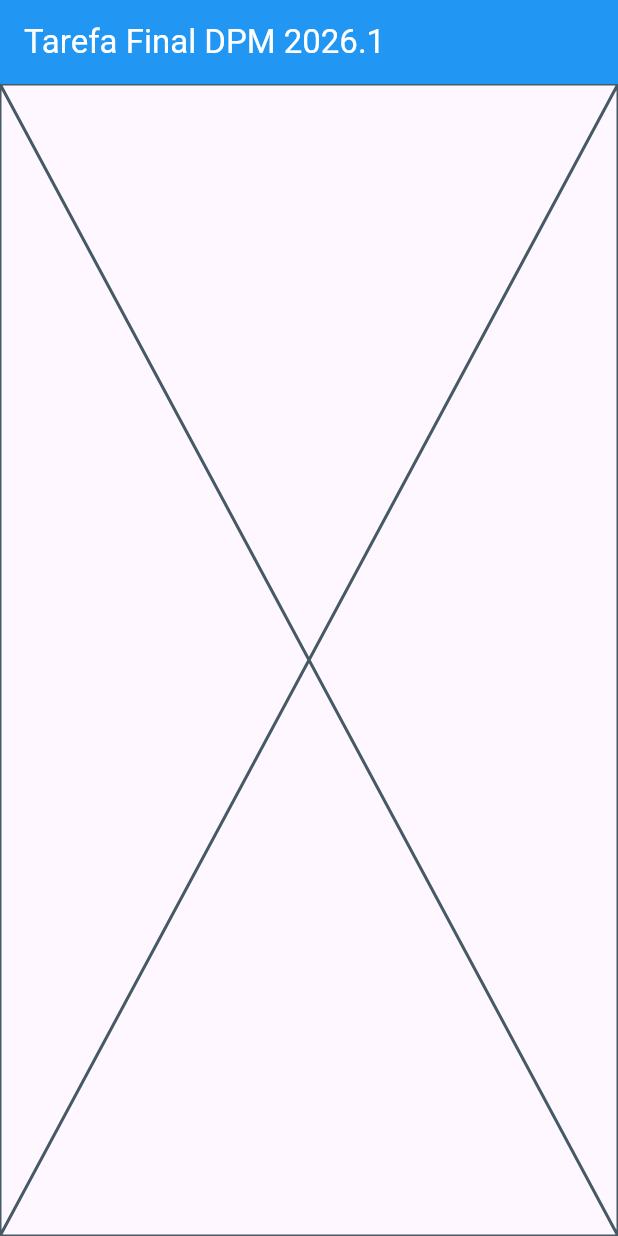
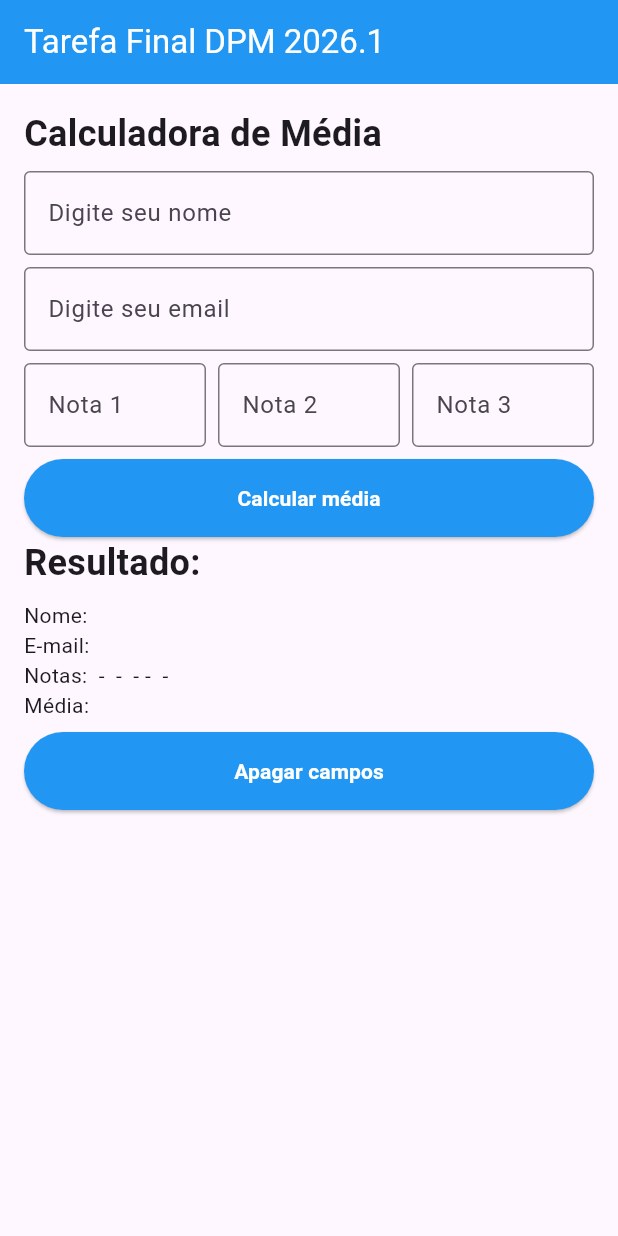
Before and after one commit to LucassSantoss/calc-media-app, a Flutter app: the screen it shows after launch, on a phone screen of 412 x 824 dp. Run offline on Flutter 3.47's test engine with Material 3 defaults, Android fonts, the phone set to English and light mode, and no system bars.

Commit message:
feat: implement calculate average form

```diff
--- a/lib/components/calcMediaForm.dart
+++ b/lib/components/calcMediaForm.dart
@@ -8,8 +8,196 @@ class CalcMediaForm extends StatefulWidget {
 }
 
 class _CalcMediaFormState extends State<CalcMediaForm> {
+  final _nameController = TextEditingController();
+  final _emailController = TextEditingController();
+  final _nota1Controller = TextEditingController();
+  final _nota2Controller = TextEditingController();
+  final _nota3Controller = TextEditingController();
+
+  String _resultNome = '';
+  String _resultEmail = '';
+  String _resultNota1 = '-';
+  String _resultNota2 = '-';
+  String _resultNota3 = '-';
+  double? _averageResult;
+
+  void _calculateAverage() {
+    setState(() {
+      _resultNome = _nameController.text;
+      _resultEmail = _emailController.text;
+
+      final n1 = double.tryParse(_nota1Controller.text) ?? 0;
+      final n2 = double.tryParse(_nota2Controller.text) ?? 0;
+      final n3 = double.tryParse(_nota3Controller.text) ?? 0;
+
+      _resultNota1 = n1.toString();
+      _resultNota2 = n2.toString();
+      _resultNota3 = n3.toString();
+      _averageResult = (n1 + n2 + n3) / 3;
+    });
+  }
+
+  void clearFields() {
+    setState(() {
+      _nameController.clear();
+      _emailController.clear();
+      _nota1Controller.clear();
+      _nota2Controller.clear();
+      _nota3Controller.clear();
+
+      _resultNome = '';
+      _resultEmail = '';
+      _resultNota1 = '-';
+      _resultNota2 = '-';
+      _resultNota3 = '-';
+      _averageResult = null;
+    });
+  }
+
+  @override
+  void dispose() {
+    _nameController.dispose();
+    _emailController.dispose();
+    _nota1Controller.dispose();
+    _nota2Controller.dispose();
+    _nota3Controller.dispose();
+    super.dispose();
+  }
+
   @override
   Widget build(BuildContext context) {
-    return const Placeholder();
+    return Container(
+      padding: EdgeInsets.all(16.0),
+      child: Column(
+        crossAxisAlignment: CrossAxisAlignment.start,
+        children: [
+          Title(titleText: 'Calculadora de Média'),
+
+          SizedBox(height: 8),
+
+          TextField(
+            controller: _nameController,
+            decoration: InputDecoration(
+              labelText: 'Digite seu nome',
+              border: OutlineInputBorder(),
+            ),
+          ),
+
+          SizedBox(height: 8),
+
+          TextField(
+            controller: _emailController,
+            decoration: InputDecoration(
+              labelText: 'Digite seu email',
+              border: OutlineInputBorder(),
+            ),
+          ),
+
+          SizedBox(height: 8),
+
+          Row(
+            children: [
+              Expanded(
+                child: TextField(
+                  controller: _nota1Controller,
+                  decoration: const InputDecoration(
+                    labelText: 'Nota 1',
+                    border: OutlineInputBorder(),
+                  ),
+                  keyboardType: TextInputType.number,
+                ),
+              ),
+
+              const SizedBox(width: 8),
+
+              Expanded(
+                child: TextField(
+                  controller: _nota2Controller,
+                  decoration: const InputDecoration(
+                    labelText: 'Nota 2',
+                    border: OutlineInputBorder(),
+                  ),
+                  keyboardType: TextInputType.number,
+                ),
+              ),
+
+              const SizedBox(width: 8),
+
+              Expanded(
+                child: TextField(
+                  controller: _nota3Controller,
+                  decoration: const InputDecoration(
+                    labelText: 'Nota 3',
+                    border: OutlineInputBorder(),
+                  ),
+                  keyboardType: TextInputType.number,
+                ),
+              ),
+            ],
+          ),
+
+          SizedBox(height: 8),
+
+          SizedBox(
+            width: double.infinity,
+            child: ElevatedButton(
+              onPressed: _calculateAverage,
+              style: ElevatedButton.styleFrom(
+                backgroundColor: Colors.blue,
+                foregroundColor: Colors.white,
+                padding: const EdgeInsets.symmetric(vertical: 16),
+              ),
+              child: const Text(
+                'Calcular média',
+                style: TextStyle(fontWeight: FontWeight.bold),
+              ),
+            ),
+          ),
+
+          const Title(titleText: 'Resultado:'),
+
+          SizedBox(height: 8),
+
+          Text('Nome: $_resultNome'),
+          Text('E-mail: $_resultEmail'),
+          Text('Notas:  $_resultNota1  -  $_resultNota2 -  $_resultNota3'),
+          Text(
+            'Média: ${_averageResult != null ? _averageResult!.toStringAsFixed(2) : ''}',
+          ),
+
+          SizedBox(height: 8),
+
+          SizedBox(
+            width: double.infinity,
+            child: ElevatedButton(
+              onPressed: clearFields,
+              style: ElevatedButton.styleFrom(
+                backgroundColor: Colors.blue,
+                foregroundColor: Colors.white,
+                padding: const EdgeInsets.symmetric(vertical: 16),
+              ),
+              child: const Text(
+                'Apagar campos',
+                style: TextStyle(fontWeight: FontWeight.bold),
+              ),
+            ),
+          ),
+        ],
+      ),
+    );
   }
 }
+
+class Title extends StatelessWidget {
+  final String titleText;
+
+  const Title({super.key, required this.titleText});
+
+  @override
+  Widget build(BuildContext context) {
+    return Text(
+      titleText,
+      style: TextStyle(fontSize: 24, fontWeight: FontWeight.bold),
+    );
+  }
+}
```
